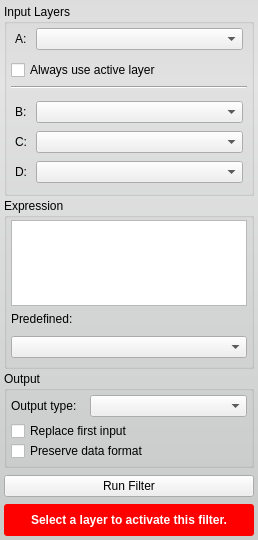
Above: src/Interface/ToolInterface/ArithmeticFilterInterface.ui from jessdtate/Seg3D before the change. Below: the same form after it.
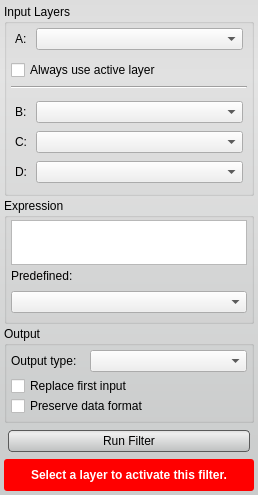
That is the form after the change. Custom widgets are drawn as their Qt base class.

Commit message: added styles to the ui buttons still some tweaking that needs done.  check out the Discrete Gaussian Blur tool and let me know if the lighter background looks better.

Patch:
```diff
--- a/src/Interface/ToolInterface/ArithmeticFilterInterface.ui
+++ b/src/Interface/ToolInterface/ArithmeticFilterInterface.ui
@@ -7,7 +7,7 @@
     <x>0</x>
     <y>0</y>
     <width>258</width>
-    <height>540</height>
+    <height>495</height>
    </rect>
   </property>
   <property name="windowTitle">
@@ -17,6 +17,27 @@
    <string notr="true">QWidget#ArithmeticFilterInterface{
 	border-radius: 3px;
 	background-color: qlineargradient(spread:pad, x1:0.5, y1:0, x2:0.5, y2:0.960227, stop:0 rgba(221, 221, 221, 255), stop:0.155779 rgba(228, 228, 228, 255), stop:1 rgba(202, 204, 204, 255));      
+}
+
+QPushButton{
+	background-color: qlineargradient(spread:pad, x1:0.5, y1:0, x2:0.5, y2:0.960227, stop:0 rgba(221, 221, 221, 255), stop:0.155779 rgba(238, 238, 238, 255), stop:1 rgba(192, 194, 194, 255));
+	border-radius: 4px;
+	border: 1px solid rgb(90, 90, 90);
+	margin:4px;
+}
+
+QPushButton:hover{
+	background-color: qlineargradient(spread:pad, x1:0.5, y1:0, x2:0.5, y2:1, stop:0 rgba(195, 195, 195, 255), stop:0.253769 rgba(206, 206, 206, 255), stop:1 rgba(185, 185, 185, 255));
+	border-radius: 4px;
+	border: 1px solid rgb(90, 90, 90);
+	margin:4px;
+}
+
+QPushButton:pressed{
+	background-color: qlineargradient(spread:pad, x1:0.5, y1:0, x2:0.5, y2:1, stop:0 rgba(150, 150, 150, 255), stop:0.753769 rgba(206, 206, 206, 255), stop:1 rgba(185, 185, 185, 255));
+	border-radius: 4px;
+	border: 1px solid rgb(90, 90, 90);
+	margin:4px;
 }</string>
   </property>
   <layout class="QVBoxLayout" name="verticalLayout">
@@ -264,6 +285,9 @@
       <string>Expression</string>
      </property>
      <layout class="QVBoxLayout" name="verticalLayout_7">
+      <property name="spacing">
+       <number>4</number>
+      </property>
       <property name="leftMargin">
        <number>4</number>
       </property>
@@ -459,6 +483,12 @@
       </property>
       <item>
        <widget class="QPushButton" name="runFilterButton">
+        <property name="minimumSize">
+         <size>
+          <width>0</width>
+          <height>30</height>
+         </size>
+        </property>
         <property name="text">
          <string>Run Filter</string>
         </property>
```
The commit also changes 57 other files.
